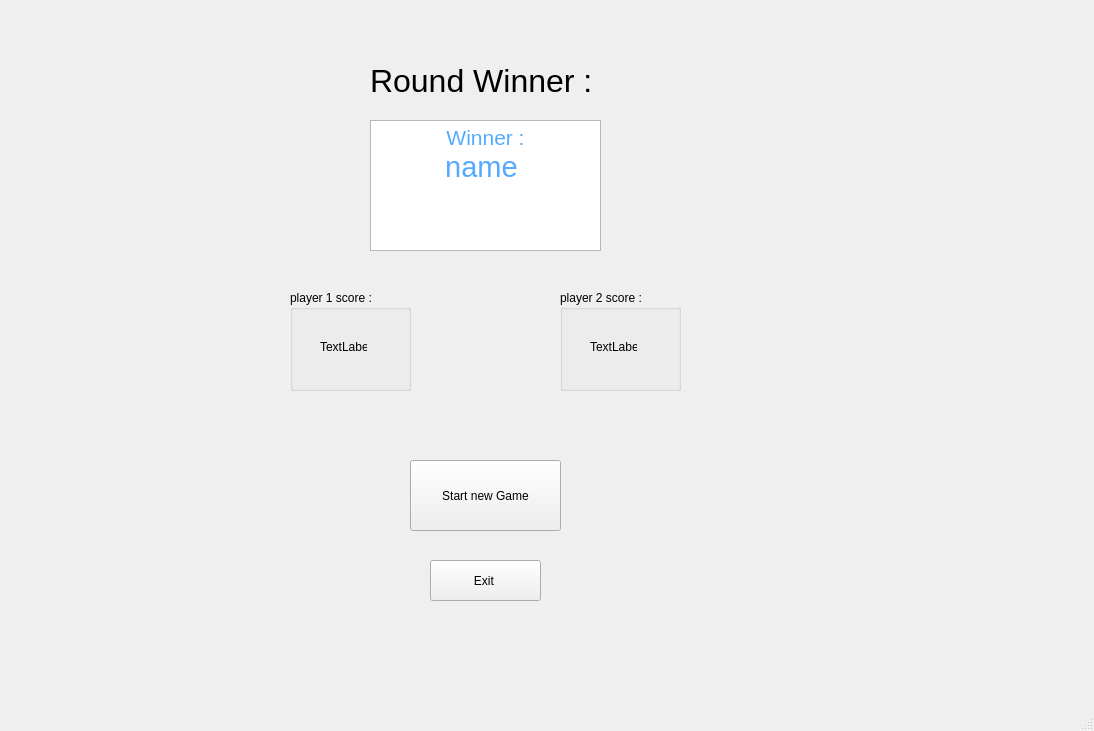
Old version of the form mainwindow.ui in the repository gessire/sectry.
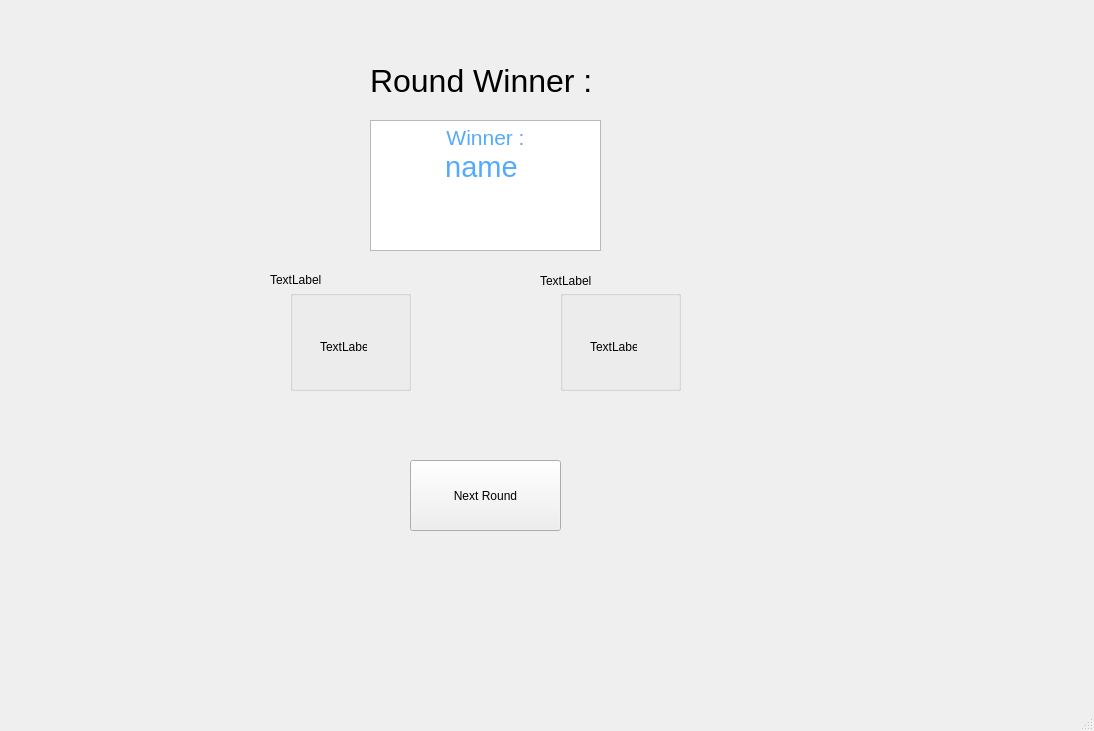
New version of the form. The open tabs and pages were chosen to show the change.

Commit message: MainWindow class updated

```diff
--- a/mainwindow.ui
+++ b/mainwindow.ui
@@ -644,7 +644,7 @@
        </rect>
       </property>
       <property name="title">
-       <string>player 1 score :</string>
+       <string/>
       </property>
       <widget class="QLabel" name="player1_score">
        <property name="geometry">
@@ -670,7 +670,7 @@
        </rect>
       </property>
       <property name="title">
-       <string>player 2 score :</string>
+       <string/>
       </property>
       <widget class="QLabel" name="player2_score">
        <property name="geometry">
@@ -696,23 +696,10 @@
        </rect>
       </property>
       <property name="text">
-       <string>Start new Game</string>
+       <string>Next Round</string>
       </property>
      </widget>
-     <widget class="QPushButton" name="pvp_exit_btn">
-      <property name="geometry">
-       <rect>
-        <x>450</x>
-        <y>580</y>
-        <width>111</width>
-        <height>41</height>
-       </rect>
-      </property>
-      <property name="text">
-       <string>Exit </string>
-      </property>
-     </widget>
-     <widget class="QLabel" name="label_3">
+     <widget class="QLabel" name="winner_label">
       <property name="geometry">
        <rect>
         <x>390</x>
@@ -730,6 +717,32 @@
        <string>Round Winner :</string>
       </property>
      </widget>
+     <widget class="QLabel" name="player1_label">
+      <property name="geometry">
+       <rect>
+        <x>290</x>
+        <y>290</y>
+        <width>141</width>
+        <height>20</height>
+       </rect>
+      </property>
+      <property name="text">
+       <string>TextLabel</string>
+      </property>
+     </widget>
+     <widget class="QLabel" name="player2_label">
+      <property name="geometry">
+       <rect>
+        <x>560</x>
+        <y>290</y>
+        <width>141</width>
+        <height>21</height>
+       </rect>
+      </property>
+      <property name="text">
+       <string>TextLabel</string>
+      </property>
+     </widget>
     </widget>
     <widget class="QWidget" name="p5">
      <widget class="QPushButton" name="survival_start_btn">
```
Left out of the diff: 18 changed lines with no effect on the pictures. The commit also changes 4 other files.
